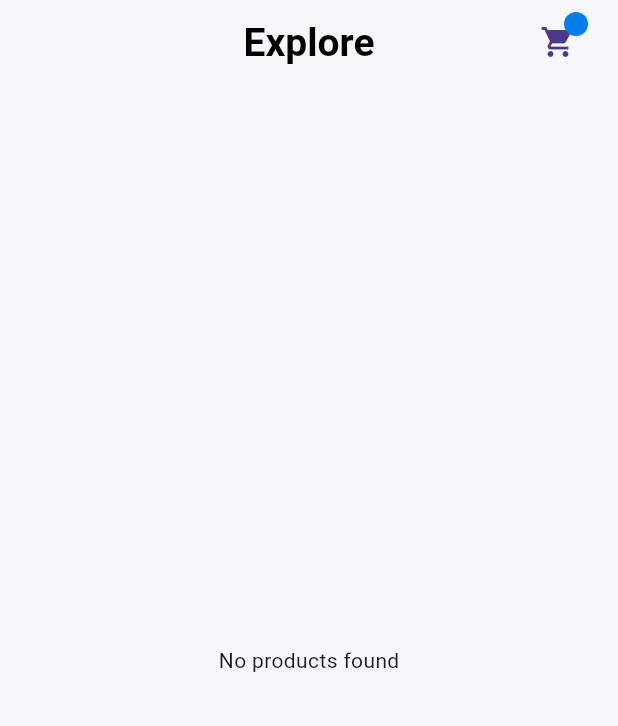
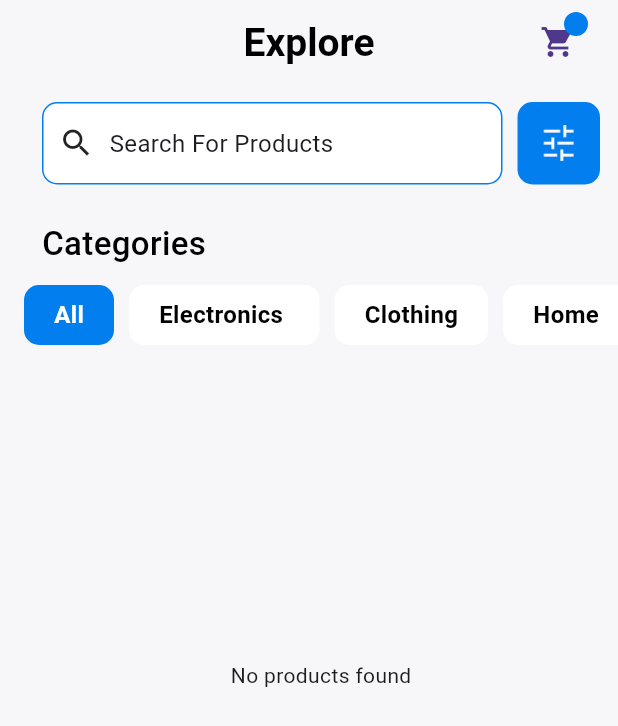
Before and after one commit to AbdelazizMohamed-GitHub/shop_sphere, a Flutter app: the ExploreScreen screen opened directly, on a phone screen of 412 x 824 dp. Shown: the top 726 px of the screen. Run offline on Flutter 3.47's test engine with Material 3 defaults, Android fonts, the phone set to English and light mode, and no system bars; our stand-ins replace cached_network_image, carousel_slider, cloud_firestore, dartz, equatable, firebase_auth and 12 more; missing offline and left inert: flutter_paypal_payment; accounts and stored records are empty; project files that could hold a hidden picture were left out.

Commit message:
Refactor ExploreScreen and CustomCategoryList to improve product fetching and loading state handling

```diff
--- a/lib/core/loading/custom_explore_screen_loading.dart
+++ b/lib/core/loading/custom_explore_screen_loading.dart
@@ -18,24 +18,6 @@ class CustomExploreScreenLoading extends StatelessWidget {
       child: SingleChildScrollView(
         child: Column(
           children: [
-            const CustomExploreScreenSearch(),
-            const Padding(
-              padding: EdgeInsets.all(12),
-              child: Row(
-                children: [
-                  Text(
-                    'Categories',
-                    style: AppStyles.text18Regular,
-                    textAlign: TextAlign.start,
-                  ),
-                ],
-              ),
-            ),
-            const SizedBox(height: 40, child: CustomCategoryList()),
-            const SizedBox(height: 10),
-            // const CustomAdvertise(
-            //   product: null,
-            // ),
             CustomProductTitleSection(
               title: 'New Arrivals',
               funcation: () {
@@ -51,7 +33,7 @@ class CustomExploreScreenLoading extends StatelessWidget {
             ),
             const SizedBox(
                 height: 200,
-                child:  CustomHorzintalProductList(
+                child: CustomHorzintalProductList(
                   products: [],
                 )),
             CustomProductTitleSection(
--- a/lib/features/explor/presention/view/screen/explore_screen.dart
+++ b/lib/features/explor/presention/view/screen/explore_screen.dart
@@ -24,8 +24,8 @@ class ExploreScreen extends StatelessWidget {
   @override
   Widget build(BuildContext context) {
     return BlocProvider(
-        create: (context) =>
-            ProductCubit(productRepo: getIt<ProductRepoImpl>())..getProducts(category: 'All'),
+      create: (context) => ProductCubit(productRepo: getIt<ProductRepoImpl>())
+        ..getProducts(category: 'All'),
       child: BlocProvider(
         create: (context) => FavouriteCubit(
           favouriteRepo: getIt<FavouriteRepoImpl>(),
@@ -43,7 +43,31 @@ class ExploreScreen extends StatelessWidget {
               )
             ],
           ),
-              body: BlocBuilder<ProductCubit, ProductState>(
+          body: SingleChildScrollView(
+            child: Padding(
+              padding: const EdgeInsets.only(left: 16),
+              child: Column(
+                children: [
+                  const CustomExploreScreenSearch(),
+                  Padding(
+                    padding: const EdgeInsets.all(12),
+                    child: Row(
+                      children: [
+                        Text(
+                          'Categories',
+                          style: AppStyles.text22SemiBoldBlack.copyWith(
+                            color: AppTheme.isLightTheme(context)
+                                ? Colors.black
+                                : Colors.white,
+                          ),
+                          textAlign: TextAlign.start,
+                        ),
+                      ],
+                    ),
+                  ),
+                  const SizedBox(height: 40, child: CustomCategoryList()),
+                  const SizedBox(height: 10),
+                  BlocBuilder<ProductCubit, ProductState>(
                     builder: (context, state) {
                       return state is ProductLoading
                           ? const CustomExploreScreenLoading()
@@ -57,16 +81,25 @@ class ExploreScreen extends StatelessWidget {
                                   ),
                                   const SizedBox(height: 20),
                                   ElevatedButton(
-                              onPressed: () async{
-                               await context.read<ProductCubit>().getProducts(category:'All' );
+                                    onPressed: () async {
+                                      await context
+                                          .read<ProductCubit>()
+                                          .getProducts(category: 'All');
                                     },
                                     child: const Text('Retry'),
                                   ),
                                 ])
                               : state is ProductSuccess
                                   ? state.products.isEmpty
-                                ? const Center(
-                                    child: Text('No products found'),
+                                      ? Column(
+                                          mainAxisAlignment:
+                                              MainAxisAlignment.center,
+                                          children: [
+                                            SizedBox(
+                                              height: 200,
+                                            ),
+                                            Text('No products found'),
+                                          ],
                                         )
                                       : RefreshIndicator(
                                           onRefresh: () async {
@@ -74,37 +107,8 @@ class ExploreScreen extends StatelessWidget {
                                                 .read<ProductCubit>()
                                                 .getProducts(category: 'All');
                                           },
-                                    child: SingleChildScrollView(
-                                      child: Padding(
-                                        padding:
-                                            const EdgeInsets.only(left: 16),
                                           child: Column(
                                             children: [
-                                            const CustomExploreScreenSearch(),
-                                            Padding(
-                                              padding: const EdgeInsets.all(12),
-                                              child: Row(
-                                                children: [
-                                                  Text(
-                                                    'Categories',
-                                                    style: AppStyles
-                                                        .text22SemiBoldBlack
-                                                        .copyWith(
-                                                      color:
-                                                          AppTheme.isLightTheme(
-                                                                  context)
-                                                              ? Colors.black
-                                                              : Colors.white,
-                                                    ),
-                                                    textAlign: TextAlign.start,
-                                                  ),
-                                                ],
-                                              ),
-                                            ),
-                                            const SizedBox(
-                                                height: 40,
-                                                child: CustomCategoryList()),
-                                            const SizedBox(height: 10),
                                               CustomAdvertise(
                                                 product: state.products.first,
                                               ),
@@ -116,7 +120,8 @@ class ExploreScreen extends StatelessWidget {
                                                     MaterialPageRoute(
                                                       builder: (context) =>
                                                           SeeAllScreen(
-                                                      products: state.products,
+                                                        products:
+                                                            state.products,
                                                       ),
                                                     ),
                                                   );
@@ -136,7 +141,8 @@ class ExploreScreen extends StatelessWidget {
                                                     MaterialPageRoute(
                                                       builder: (context) =>
                                                           SeeAllScreen(
-                                                      products: state.products,
+                                                        products:
+                                                            state.products,
                                                       ),
                                                     ),
                                                   );
@@ -145,17 +151,23 @@ class ExploreScreen extends StatelessWidget {
                                               Padding(
                                                 padding: const EdgeInsets.only(
                                                     right: 12),
-                                              child: CustomVerticalProductList(
+                                                child:
+                                                    CustomVerticalProductList(
                                                   products: state.products,
                                                 ),
                                               )
                                             ],
                                           ),
+                                        )
+                                  : SizedBox();
+                    },
+                  )
+                ],
               ),
             ),
-                                  )
-                            : Container();
-              })),
-        ));
+          ),
+        ),
+      ),
+    );
   }
 }
--- a/lib/features/explor/presention/view/widget/custom_category_list.dart
+++ b/lib/features/explor/presention/view/widget/custom_category_list.dart
@@ -1,8 +1,10 @@
 import 'package:flutter/material.dart';
+import 'package:flutter_bloc/flutter_bloc.dart';
 import 'package:shop_sphere/core/utils/app_color.dart';
 import 'package:shop_sphere/core/utils/app_styles.dart';
 import 'package:shop_sphere/core/utils/app_theme.dart';
 import 'package:shop_sphere/core/utils/app_data.dart';
+import 'package:shop_sphere/features/explor/presention/controller/product_cubit/product_cubit.dart';
 
 class CustomCategoryList extends StatefulWidget {
   const CustomCategoryList({
@@ -29,6 +31,7 @@ class _CustomCategoryListState extends State<CustomCategoryList> {
       itemBuilder: (BuildContext context, int index) {
         return GestureDetector(
           onTap: () {
+            context.read<ProductCubit>().getProducts(category: appCategory[index]);
             setState(() {
               currentIndex = index;
             });
```
Lines whose indentation alone changed are shown as unchanged.
